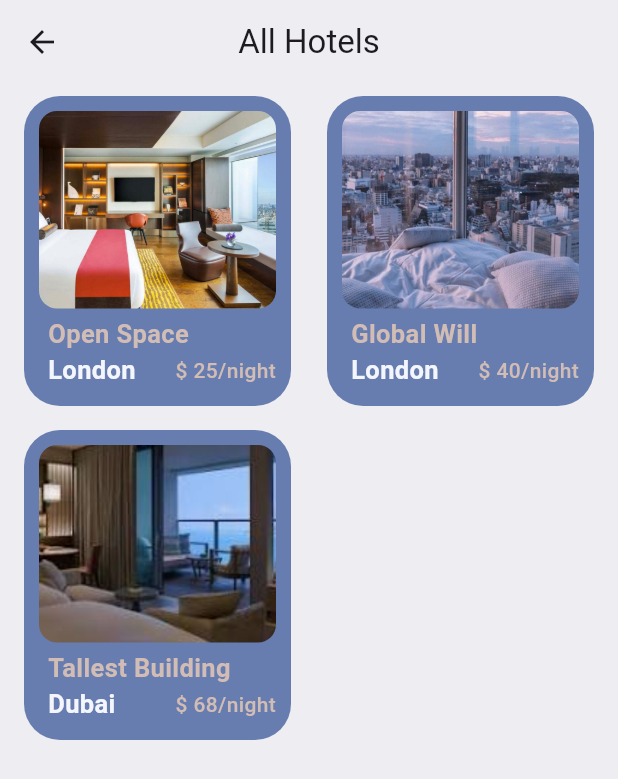
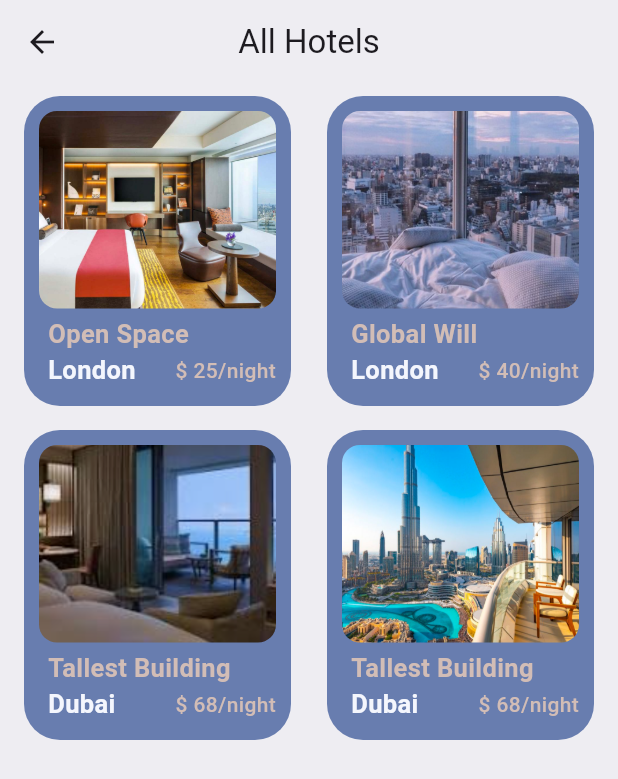
Before and after one commit to chandan3095/ticket_app, a Flutter app: the AllHotels screen opened by its route, on a phone screen of 412 x 824 dp. Shown: the top 779 px of the screen. Run offline on Flutter 3.47's test engine with Material 3 defaults, Android fonts, the phone set to English and light mode, and no system bars; our stand-ins replace barcode_widget, fluentui_icons.

Commit message:
some refactoring remain

```diff
--- a/lib/base/data/all_json_data.dart
+++ b/lib/base/data/all_json_data.dart
@@ -60,4 +60,10 @@ List<Map<String, dynamic>> hotelList = [
     'destination': 'Dubai',
     'price': 68
   },
+  {
+    'image': 'city_view.png',
+    'place': 'Tallest Building',
+    'destination': 'Dubai',
+    'price': 68
+  },
 ];
--- a/lib/base/shared/widget/bottom_nav_bar.dart
+++ b/lib/base/shared/widget/bottom_nav_bar.dart
@@ -3,7 +3,7 @@ import 'package:flutter/material.dart';
 import 'package:ticket_app/base/shared/styles/app_styles.dart';
 import 'package:ticket_app/screen/home.dart';
 import 'package:ticket_app/screen/search/search.dart';
-import 'package:ticket_app/screen/ticketDetails/ticket_details.dart';
+import 'package:ticket_app/screen/ticketDetails/ticket_screen.dart';
 
 class BottomNavigation extends StatefulWidget {
   const BottomNavigation({super.key});
@@ -16,7 +16,7 @@ class _BottomNavigationState extends State<BottomNavigation> {
   final navList = [
     const HomePage(),
     const SearchPage(),
-    const TicketDetailsPage(),
+    const TicketScreen(),
     const Text('Profile'),
   ];
 
--- a/lib/base/shared/widget/hotel_view.dart
+++ b/lib/base/shared/widget/hotel_view.dart
@@ -58,70 +58,3 @@ class HotelView extends StatelessWidget {
     );
   }
 }
-
-class HotelGridView extends StatelessWidget {
-  final Map<String, dynamic> hotel;
-  const HotelGridView({super.key, required this.hotel});
-
-  @override
-  Widget build(BuildContext context) {
-    final size = MediaQuery.of(context).size;
-    return Container(
-      // width: size.width * 0.6,
-      height: 300,
-      padding: EdgeInsets.all(10),
-      margin: EdgeInsets.only(right: 8),
-      decoration: BoxDecoration(
-          color: AppStyles.primaryColor,
-          borderRadius: BorderRadius.circular(24)),
-      child: Column(
-        crossAxisAlignment: CrossAxisAlignment.start,
-        children: [
-          AspectRatio(
-            aspectRatio: 1.2,
-            child: Container(
-              decoration: BoxDecoration(
-                color: AppStyles.primaryColor,
-                borderRadius: BorderRadius.circular(12),
-                image: DecorationImage(
-                    image: AssetImage("assets/images/${hotel['image']}"),
-                    fit: BoxFit.cover),
-              ),
-            ),
-          ),
-          SizedBox(
-            height: 5,
-          ),
-          Padding(
-            padding: const EdgeInsets.only(left: 6),
-            child: Text(
-              hotel['place'],
-              style: AppStyles.headLine3.copyWith(color: AppStyles.kakiColor),
-            ),
-          ),
-          Row(
-            children: [
-              Padding(
-                padding: const EdgeInsets.only(left: 6),
-                child: Text(
-                  hotel['destination'],
-                  style:
-                      AppStyles.headLine3.copyWith(color: AppStyles.whiteColor),
-                ),
-              ),
-              Expanded(child: Container()),
-              Padding(
-                padding: const EdgeInsets.only(left: 6),
-                child: Text(
-                  "\$ ${hotel['price']}/night",
-                  style:
-                      AppStyles.headLine4.copyWith(color: AppStyles.kakiColor),
-                ),
-              ),
-            ],
-          )
-        ],
-      ),
-    );
-  }
-}
--- a/lib/main.dart
+++ b/lib/main.dart
@@ -2,7 +2,8 @@ import 'package:flutter/material.dart';
 import 'package:ticket_app/base/shared/widget/bottom_nav_bar.dart';
 import 'package:ticket_app/screen/all_tickets.dart';
 import 'package:ticket_app/screen/ticketDetails/all_hotels.dart';
-import 'package:ticket_app/screen/ticketDetails/ticket_details.dart';
+import 'package:ticket_app/screen/ticketDetails/hotel_details.dart';
+import 'package:ticket_app/screen/ticketDetails/ticket_screen.dart';
 
 void main() {
   runApp(const MyApp());
@@ -18,8 +19,9 @@ class MyApp extends StatelessWidget {
       routes: {
         "/": (context) => BottomNavigation(),
         "/all_tickets": (context) => AllTickets(),
-        "/ticket_screen": (context) => TicketDetailsPage(),
+        "/ticket_screen": (context) => TicketScreen(),
         "/all_hotels": (context) => AllHotels(),
+        "/hotel_details": (context) => HotelDetails(),
       },
     );
   }
--- a/lib/screen/ticketDetails/all_hotels.dart
+++ b/lib/screen/ticketDetails/all_hotels.dart
@@ -28,12 +28,85 @@ class AllHotels extends StatelessWidget {
               itemCount: hotelList.length,
               itemBuilder: (context, index) {
                 var singleHotel = hotelList[index];
-                return HotelGridView(
-                  hotel: singleHotel,
-                );
+                return HotelGridView(hotel: singleHotel, index: index);
               }),
         ),
       ),
     );
   }
 }
+
+class HotelGridView extends StatelessWidget {
+  final int index;
+  final Map<String, dynamic> hotel;
+  const HotelGridView({super.key, required this.hotel, required this.index});
+
+  @override
+  Widget build(BuildContext context) {
+    final size = MediaQuery.of(context).size;
+    return GestureDetector(
+      onTap: () {
+        print('$index tapped');
+        Navigator.pushNamed(context, "/hotel_details",
+            arguments: {"index": index});
+      },
+      child: Container(
+        // width: size.width * 0.6,
+        height: 300,
+        padding: EdgeInsets.all(10),
+        margin: EdgeInsets.only(right: 8),
+        decoration: BoxDecoration(
+            color: AppStyles.primaryColor,
+            borderRadius: BorderRadius.circular(24)),
+        child: Column(
+          crossAxisAlignment: CrossAxisAlignment.start,
+          children: [
+            AspectRatio(
+              aspectRatio: 1.2,
+              child: Container(
+                decoration: BoxDecoration(
+                  color: AppStyles.primaryColor,
+                  borderRadius: BorderRadius.circular(12),
+                  image: DecorationImage(
+                      image: AssetImage("assets/images/${hotel['image']}"),
+                      fit: BoxFit.cover),
+                ),
+              ),
+            ),
+            SizedBox(
+              height: 5,
+            ),
+            Padding(
+              padding: const EdgeInsets.only(left: 6),
+              child: Text(
+                hotel['place'],
+                style: AppStyles.headLine3.copyWith(color: AppStyles.kakiColor),
+              ),
+            ),
+            Row(
+              children: [
+                Padding(
+                  padding: const EdgeInsets.only(left: 6),
+                  child: Text(
+                    hotel['destination'],
+                    style: AppStyles.headLine3
+                        .copyWith(color: AppStyles.whiteColor),
+                  ),
+                ),
+                Expanded(child: Container()),
+                Padding(
+                  padding: const EdgeInsets.only(left: 6),
+                  child: Text(
+                    "\$ ${hotel['price']}/night",
+                    style: AppStyles.headLine4
+                        .copyWith(color: AppStyles.kakiColor),
+                  ),
+                ),
+              ],
+            )
+          ],
+        ),
+      ),
+    );
+  }
+}
```
Also changed, not shown: lib/screen/ticketDetails/hotel_details.dart (added, +103 -0 lines), lib/screen/ticketDetails/ticket_screen.dart (renamed from lib/screen/ticketDetails/ticket_details.dart, +4 -14 lines).
